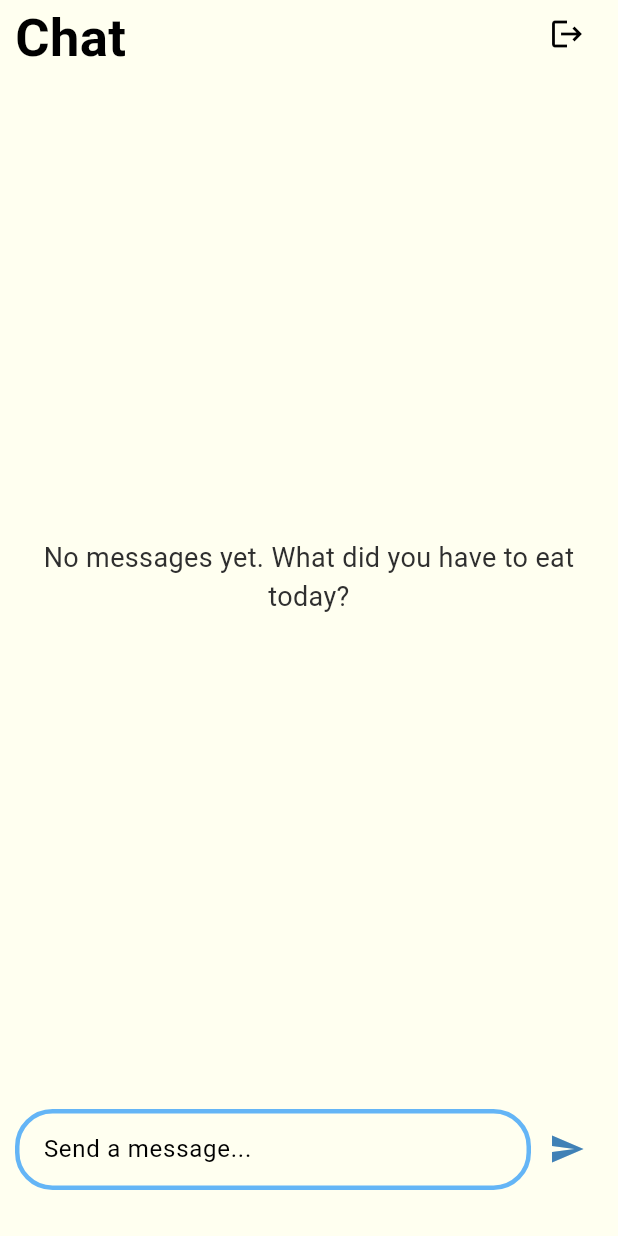
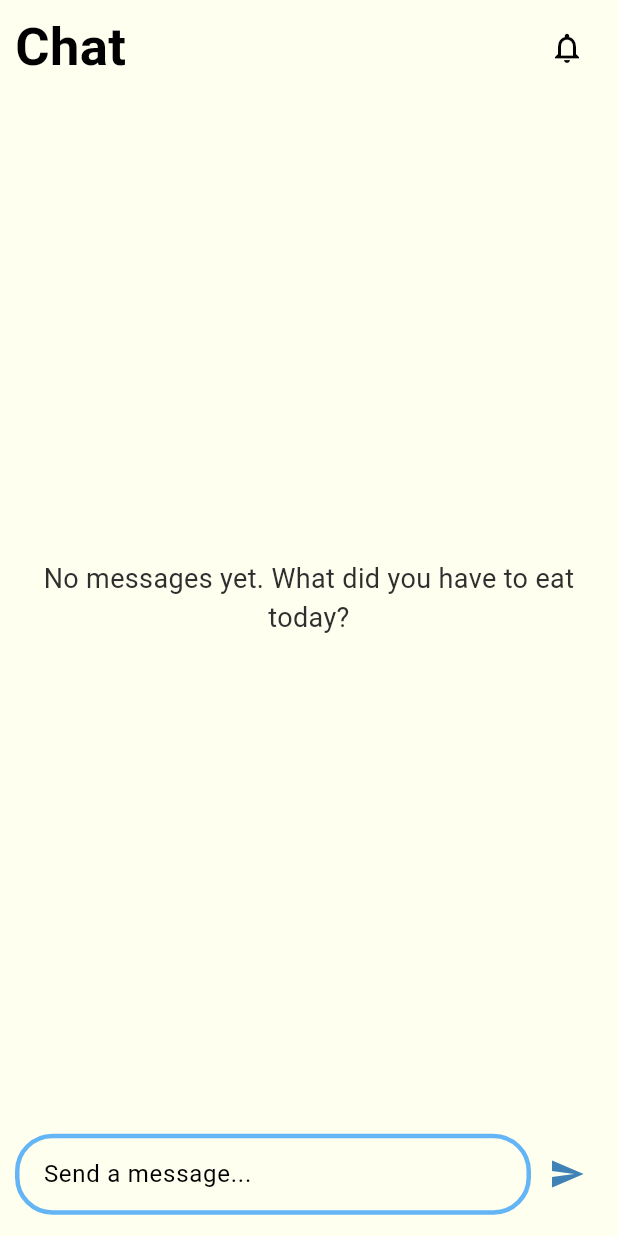
Before and after one commit to michaluppal/julai, a Flutter app: the ChatsPage screen opened directly, after a tap on the "send" icon, on a phone screen of 412 x 824 dp. Run offline on Flutter 3.47's test engine with Material 3 defaults, Android fonts, the phone set to English and light mode, and no system bars; our stand-ins replace cloud_firestore, file_picker, firebase_auth, firebase_core, firebase_storage, flutter_spinkit and 1 more; accounts and stored records are empty.

Commit message:
added user page and chat segregation, upade on splash page

```diff
--- a/lib/pages/chats_page.dart
+++ b/lib/pages/chats_page.dart
@@ -1,3 +1,4 @@
+import 'dart:convert'; // Import for jsonEncode
 import 'package:flutter/material.dart';
 import 'package:cloud_firestore/cloud_firestore.dart';
 import 'package:julia/providers/authentication_provider.dart';
@@ -5,13 +6,9 @@ import 'package:flutter_spinkit/flutter_spinkit.dart';
 import 'package:provider/provider.dart';
 import 'package:julia/models/chat_messages.dart';
 import 'package:http/http.dart' as http;
-import 'dart:convert';
 import 'package:julia/widgets/top_bar.dart';
-import 'package:julia/widgets/typing_indicator.dart';
 import 'package:intl/intl.dart';
-import 'dart:convert';
 
-/// This class represents the chat page in the application.
 class ChatsPage extends StatefulWidget {
   @override
   _ChatsPageState createState() => _ChatsPageState();
@@ -21,9 +18,7 @@ class _ChatsPageState extends State<ChatsPage> {
   late AuthenticationProvider _auth;
   final TextEditingController _chatController = TextEditingController();
   bool _isAwaitingResponse = false;
-  List<Map<String, String>> _conversationHistory = []; // Changed the type here
-
-  // Declare the meal_information variable
+  List<Map<String, String>> _conversationHistory = [];
   Map<String, dynamic> meal_information = {};
 
   @override
@@ -34,22 +29,14 @@ class _ChatsPageState extends State<ChatsPage> {
 
   @override
   Widget build(BuildContext context) {
-    // Get the screen height and width for responsive UI design.
-    double screenHeight = MediaQuery.of(context).size.height;
-    double screenWidth = MediaQuery.of(context).size.width;
-    double _appBarHeight = AppBar().preferredSize.height * 0.8;
-    double _sendMessageAreaHeight = screenHeight * 0.1;
-
     return Scaffold(
       appBar: PreferredSize(
-        preferredSize: Size.fromHeight(_appBarHeight),
+        preferredSize: Size.fromHeight(AppBar().preferredSize.height),
         child: TopBar(
           'Chat',
           primaryAction: IconButton(
-            icon: Icon(Icons.logout),
-            onPressed: () {
-              _auth.logout();
-            },
+            icon: Icon(Icons.notifications_none),
+            onPressed: () {},
           ),
           fontSize: 35,
         ),
@@ -61,22 +48,18 @@ class _ChatsPageState extends State<ChatsPage> {
             Expanded(
               child: _chatListView(),
             ),
-            //SizedBox(height: screenHeight * 0.001),
-            _sendMessageArea(screenWidth, _sendMessageAreaHeight),
-            SizedBox(height: screenHeight * 0.02),
+            _sendMessageArea(),
           ],
         ),
       ),
-      backgroundColor: Color(0xFFFFFFF0), // Update the background color here
+      backgroundColor: Color(0xFFFFFFF0),
     );
   }
 
-  /// Refreshes the chat.
   Future<void> _refreshChat() async {
     setState(() {});
   }
 
-  /// Builds the list view of chat messages.
   Widget _chatListView() {
     final String userId = _auth.user.uid;
 
@@ -99,37 +82,32 @@ class _ChatsPageState extends State<ChatsPage> {
           return _emptyChatPlaceholder();
         }
 
-        List<Message> messages = snapshot.data!.docs
-            .map((doc) =>
-                Message.fromFirestore(doc.data() as Map<String, dynamic>))
-            .toList();
+        List<DocumentSnapshot> docs = snapshot.data!.docs;
+        List<Widget> messageWidgets = [];
+        DateTime? previousMessageDate;
 
-        if (_isAwaitingResponse) {
-          messages.insert(
-              0,
-              Message(
-                text: '',
-                isUserMessage: false,
-                timestamp: DateTime.now(),
-              ));
+        for (int i = 0; i < docs.length; i++) {
+          Message message =
+              Message.fromFirestore(docs[i].data() as Map<String, dynamic>);
+          DateTime messageDate = message.timestamp;
+          if (previousMessageDate == null ||
+              messageDate.day != previousMessageDate.day) {
+            if (i != 0) {
+              messageWidgets.add(_buildDateDivider(messageDate));
+            }
+            previousMessageDate = messageDate;
+          }
+          messageWidgets.add(_buildMessageBubble(message));
         }
 
-        return ListView.builder(
+        return ListView(
           reverse: true,
-          itemCount: messages.length,
-          itemBuilder: (context, index) {
-            var message = messages[index];
-            bool isTypingIndicator = index == 0 && _isAwaitingResponse;
-            return isTypingIndicator
-                ? _buildTypingIndicator()
-                : _buildMessageBubble(message);
-          },
+          children: messageWidgets,
         );
       },
     );
   }
 
-  /// Returns a placeholder widget when chat is empty.
   Widget _emptyChatPlaceholder() {
     return const Center(
       child: Padding(
@@ -146,7 +124,28 @@ class _ChatsPageState extends State<ChatsPage> {
     );
   }
 
-  /// Builds individual message bubble.
+  Widget _buildDateDivider(DateTime date) {
+    return Padding(
+      padding: const EdgeInsets.symmetric(vertical: 8.0),
+      child: Center(
+        child: Container(
+          padding: const EdgeInsets.symmetric(horizontal: 12.0, vertical: 4.0),
+          decoration: BoxDecoration(
+            color: Colors.grey[300],
+            borderRadius: BorderRadius.circular(12.0),
+          ),
+          child: Text(
+            DateFormat('MMMM d').format(date),
+            style: TextStyle(
+              color: Colors.black87,
+              fontWeight: FontWeight.bold,
+            ),
+          ),
+        ),
+      ),
+    );
+  }
+
   Widget _buildMessageBubble(Message message) {
     bool isUserMessage = message.isUserMessage;
     String messageTime = DateFormat('h:mm a').format(message.timestamp);
@@ -189,20 +188,14 @@ class _ChatsPageState extends State<ChatsPage> {
     );
   }
 
-  /// Builds the typing indicator.
-  Widget _buildTypingIndicator() {
-    return Align(
-      alignment: Alignment.centerLeft,
-      child: TypingIndicator(),
-    );
-  }
+  Widget _sendMessageArea() {
+    double screenWidth = MediaQuery.of(context).size.width;
+    double sendMessageAreaHeight = MediaQuery.of(context).size.height * 0.1;
 
-  /// Builds the area where the user types and sends messages.
-  Widget _sendMessageArea(double screenWidth, double areaHeight) {
     return Container(
       padding: EdgeInsets.symmetric(horizontal: 10.0),
       color: Color(0xFFFFFFF0),
-      height: areaHeight,
+      height: sendMessageAreaHeight,
       child: Row(
         children: <Widget>[
           Expanded(
@@ -230,49 +223,39 @@ class _ChatsPageState extends State<ChatsPage> {
           IconButton(
             icon: const Icon(Icons.send,
                 color: Color.fromARGB(255, 64, 129, 182)),
-            onPressed: () {
-              _handleSendMessage();
-            },
+            onPressed: _handleSendMessage,
           ),
         ],
       ),
     );
   }
 
-  /// Handles sending a message.
   Future<void> _handleSendMessage() async {
     if (_chatController.text.isNotEmpty) {
       final messageText = _chatController.text;
       _chatController.clear();
 
       _conversationHistory.add({'role': 'user', 'content': messageText});
-      // Save user's message to Firestore (This line was missing in the current version)
       await saveMessageToFirestore(_auth.user.uid, messageText, true);
 
-      // Get response and meal info from server
       var response = await sendMessageToServer(_conversationHistory);
-      print(response);
       if (response['reply'].isNotEmpty) {
         _conversationHistory
             .add({'role': 'assistant', 'content': response['reply']});
 
-        await saveMessageToFirestore(
-          _auth.user.uid,
-          response['reply'],
-          false,
-        );
+        await saveMessageToFirestore(_auth.user.uid, response['reply'], false);
 
-        // Check if meal_info is present and save it
         if (response.containsKey('meal_info')) {
           meal_information = response['meal_info'];
-          print(meal_information);
           await saveMealInfoToFirestore(_auth.user.uid, meal_information);
         }
       }
 
-      setState(() {
-        _isAwaitingResponse = false;
-      });
+      if (mounted) {
+        setState(() {
+          _isAwaitingResponse = false;
+        });
+      }
     }
   }
 
--- a/lib/pages/goals_page.dart
+++ b/lib/pages/goals_page.dart
@@ -36,7 +36,7 @@ class _GoalsPageState extends State<GoalsPage> {
         child: TopBar(
           'Daily Goals',
           primaryAction: IconButton(
-            icon: Icon(Icons.settings),
+            icon: Icon(Icons.notifications_none),
             onPressed: () {
               // Handle settings action
             },
--- a/lib/pages/splash_page.dart
+++ b/lib/pages/splash_page.dart
@@ -18,20 +18,43 @@ class SplashPage extends StatefulWidget {
   }) : super(key: key);
 
   @override
-  State<StatefulWidget> createState() {
-    return _SplashPageState();
-  }
+  State<StatefulWidget> createState() => _SplashPageState();
 }
 
-class _SplashPageState extends State<SplashPage> {
+class _SplashPageState extends State<SplashPage>
+    with SingleTickerProviderStateMixin {
+  late AnimationController _controller;
+  late Animation<double> _animation;
+
   @override
   void initState() {
     super.initState();
+
+    // Initialize the animation controller and animation
+    _controller = AnimationController(
+      duration: const Duration(milliseconds: 1500),
+      vsync: this,
+    );
+
+    _animation = CurvedAnimation(
+      parent: _controller,
+      curve: Curves.easeIn,
+    );
+
+    // Start the animation and then proceed with initialization
+    _controller.forward().then((_) {
       Future.delayed(const Duration(seconds: 2)).then((_) {
         _setup().then(
           (_) => widget.onInitializationComplete(),
         );
       });
+    });
+  }
+
+  @override
+  void dispose() {
+    _controller.dispose();
+    super.dispose();
   }
 
   @override
@@ -46,13 +69,17 @@ class _SplashPageState extends State<SplashPage> {
       ),
       home: Scaffold(
         body: Center(
+          child: FadeTransition(
+            opacity: _animation,
             child: Container(
               height: 200,
               width: 200,
               decoration: const BoxDecoration(
                 image: DecorationImage(
                   fit: BoxFit.contain,
-                  image: AssetImage('assets/images/splash.png')),
+                  image: AssetImage('assets/images/splash.png'),
+                ),
+              ),
             ),
           ),
         ),
```
Also changed, not shown: lib/pages/login_page.dart (+24 -14 lines), lib/pages/user_page.dart (+89 -8 lines), assets/images/splash.png, assets/images/title.png (added). Lines whose indentation alone changed are shown as unchanged.
